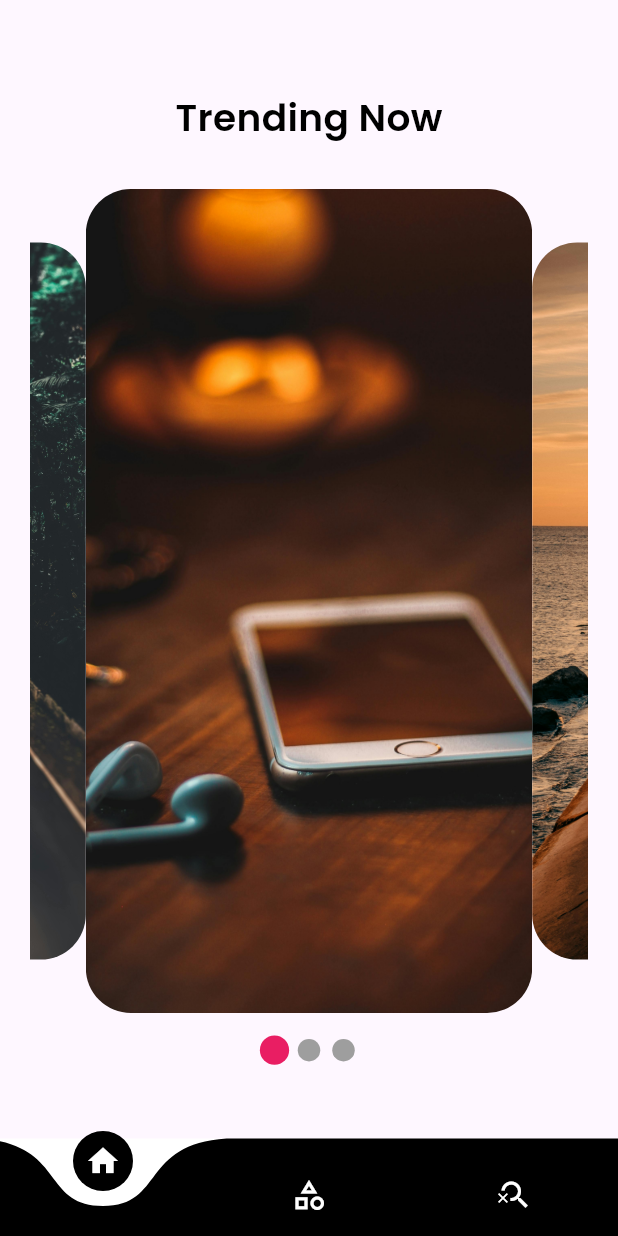
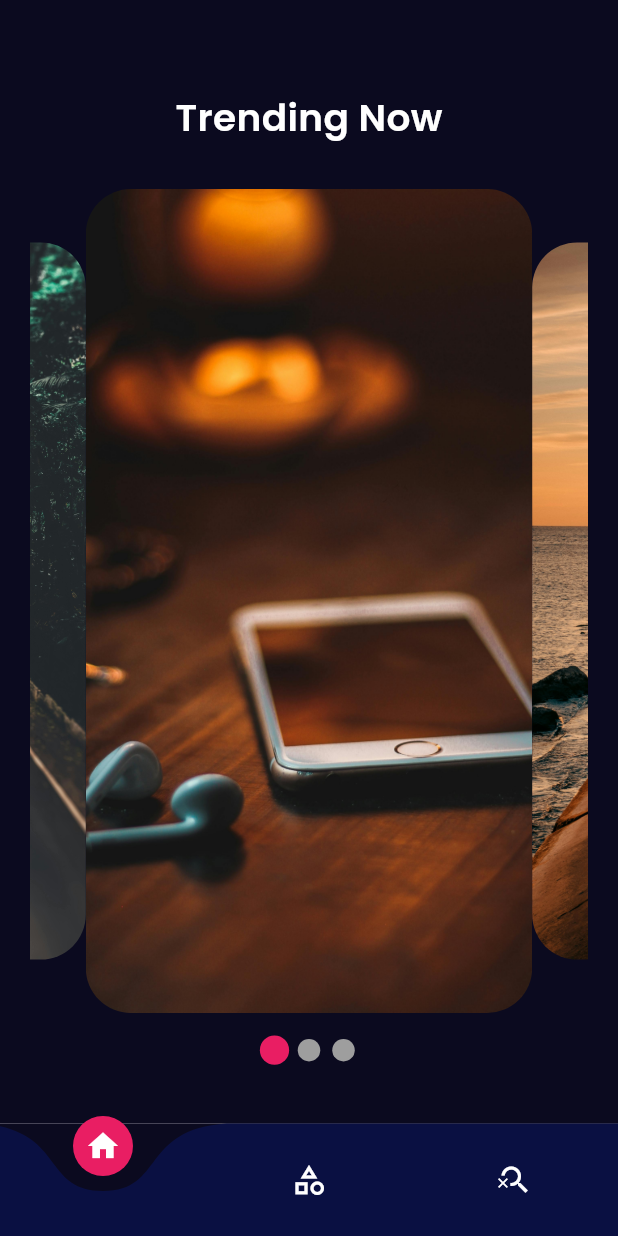
Before and after one commit to mm-zakaria/wallpaper, a Flutter app: the screen it shows after launch, on a phone screen of 412 x 824 dp. Run offline on Flutter 3.47's test engine with Material 3 defaults, Android fonts, the phone set to English and light mode, and no system bars; drawn by our look-alikes of carousel_slider, curved_navigation_bar, smooth_page_indicator; our stand-ins replace cached_network_image.

Commit message:
some changes

```diff
--- a/wallpaper/lib/pages/bottomnav.dart
+++ b/wallpaper/lib/pages/bottomnav.dart
@@ -34,10 +34,10 @@ class _BottomnavState extends State<Bottomnav> {
   Widget build(BuildContext context) {
     return Scaffold(
       bottomNavigationBar: CurvedNavigationBar(
-       backgroundColor: Colors.white,
-        buttonBackgroundColor: Colors.black,
-        height: 65,
-        color: Colors.black,
+       backgroundColor: Color.fromARGB(255, 11, 10, 31),
+        buttonBackgroundColor: Colors.pink, //255 10 16 66
+        height: 75,
+        color: Color.fromARGB(255, 10, 16, 66),
         animationDuration: Duration(microseconds: 500),
         onTap: (int index) {
           setState(() {
--- a/wallpaper/lib/pages/home.dart
+++ b/wallpaper/lib/pages/home.dart
@@ -15,7 +15,7 @@ class _HomeState extends State<Home> {
   @override
   Widget build(BuildContext context) {
     return Scaffold(
-      //backgroundColor: Color.fromARGB(255, 18, 18, 18),
+      backgroundColor: Color.fromARGB(255, 11, 10, 31),
       body: Container(
         margin: EdgeInsets.only(top: 60.0, left: 20.0, right: 20.0),
         child: Column(
@@ -26,7 +26,7 @@ class _HomeState extends State<Home> {
                 style: TextStyle(
                   fontSize: 25.0,
                   fontWeight: FontWeight.bold,
-                  color: Colors.black,
+                  color: Colors.white,
                   fontFamily: "Poppins",
                 ),
               ),
```
